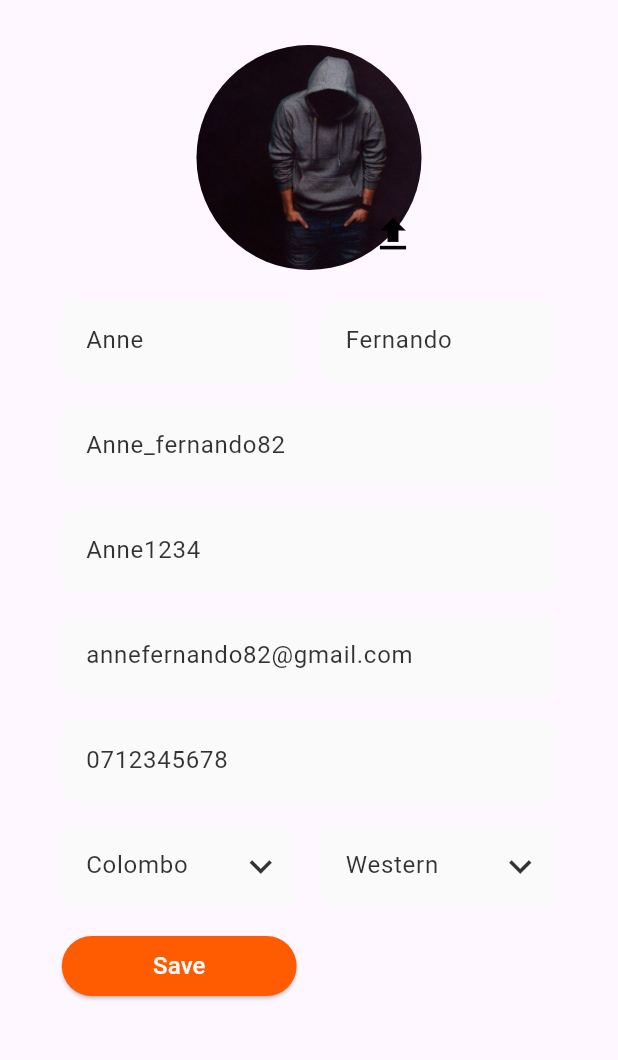
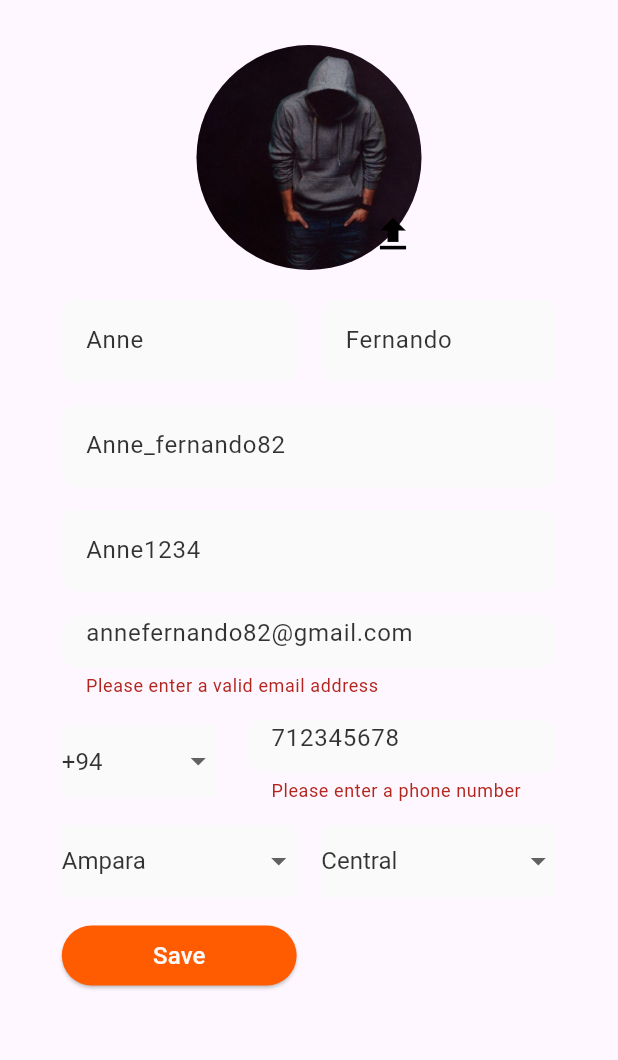
Before and after one commit to TeamTechSamurais/Panchikawatta_Frontend, a Flutter app: the EditProfilePage screen opened directly, after a tap on "Save", on a phone screen of 412 x 824 dp, the part 69-1129 px from its top. Run offline on Flutter 3.47's test engine with Material 3 defaults, Android fonts, the phone set to English and light mode, and no system bars; our stand-ins replace image_cropper, image_picker.

Commit message:
feat: validate email and phone no input fields and add dropdown lists to inputfields.

```diff
--- /dev/null
+++ b/panchikawatta/lib/components/drop_down_input_fields.dart
@@ -0,0 +1,55 @@
+import 'package:flutter/material.dart';
+
+class DropdownInputField extends StatefulWidget {
+  final List<String> dropdownItems;
+  final String hintText;
+  final String? initialValue;
+
+  DropdownInputField({
+    required this.dropdownItems,
+    required this.hintText,
+    required this.initialValue,
+  });
+
+  @override
+  _DropdownInputFieldState createState() => _DropdownInputFieldState();
+}
+
+class _DropdownInputFieldState extends State<DropdownInputField> {
+  String? _dropdownValue;
+
+  @override
+  void initState() {
+    super.initState();
+    // if (widget.dropdownItems.isNotEmpty) {
+      _dropdownValue = widget.dropdownItems[0];
+    // }
+  }
+
+  @override
+  Widget build(BuildContext context) {
+    return SingleChildScrollView(
+      child: DropdownButtonFormField<String>(
+        value: _dropdownValue,
+        hint: Text(widget.hintText),
+        items: widget.dropdownItems.map((String value) {
+          return DropdownMenuItem<String>(
+            value: value,
+            child: DefaultTextStyle(
+              style: const TextStyle(fontSize: 16, color: Color(0xCC000000), fontWeight: FontWeight.normal),
+              child: Text(value),
+            )
+          );
+        }).toList(),
+        onChanged: (newValue) {
+          setState(() {
+            _dropdownValue = newValue;
+          });
+        },
+        decoration: const InputDecoration(
+          border: InputBorder.none,
+        ),
+      ),
+    );
+  }
+}
--- a/panchikawatta/lib/components/input_fields.dart
+++ b/panchikawatta/lib/components/input_fields.dart
@@ -3,12 +3,14 @@ import 'package:flutter/material.dart';
 class InputFields extends StatefulWidget {
   final String hintText;
   final double width1;
-  final Icon? suffixIcon;
+  final Icon? suffixIcon;   //This is for give an icon when needed
+  final FormFieldValidator<String>? validator;    //This is for do validations when needed
 
   InputFields({
     required this.hintText,
     required this.width1,
     this.suffixIcon,
+    this.validator,
   });
 
   @override
@@ -24,7 +26,7 @@ class _InputFieldsState extends State<InputFields>{
     return SizedBox(
       width: MediaQuery.of(context).size.width * widget.width1,
       height: 55,
-      child: TextField(
+      child: TextFormField(
         onChanged: (value) {
           setState(() {
             _textFieldValue = value;
@@ -46,6 +48,9 @@ class _InputFieldsState extends State<InputFields>{
             icon: widget.suffixIcon!,
           ) : null,
         ),
+
+        validator: widget.validator,
+
       ),
     );
   }
--- a/panchikawatta/lib/screens/edit_profile_page.dart
+++ b/panchikawatta/lib/screens/edit_profile_page.dart
@@ -1,6 +1,6 @@
 import 'package:flutter/material.dart';
-// import 'package:image_picker/image_picker.dart';
 import 'package:panchikawatta/components/custom_button.dart';
+import 'package:panchikawatta/components/drop_down_input_fields.dart';
 import 'package:panchikawatta/components/input_fields.dart';
 import 'dart:io';
 import 'package:panchikawatta/screens/image_picker.dart';
@@ -11,7 +11,9 @@ class EditProfilePage extends StatefulWidget {
 }
 
 class _EditProfilePageState extends State<EditProfilePage>{
-  File? _image;
+  File? _image; //create a File object to store the image
+  // final emailController = TextEditingController(); //create a TextEditingController for the email field
+  final formKey = GlobalKey<FormState>();
 
   @override
   Widget build(BuildContext context) {
@@ -56,17 +58,9 @@ class _EditProfilePageState extends State<EditProfilePage>{
                               return ImagePickerPage();
                             },
                           );
-                          // if (selectedImage != null) {
                             setState(() {
                               _image = selectedImage;
                             });
-                          // }
-                          // showDialog(
-                          //   context: context,
-                          //   builder: (BuildContext context) {
-                          //     return ImagePickerPage();
-                          //   },
-                          // );
                         },
                       ),
                     ),
@@ -84,7 +78,10 @@ class _EditProfilePageState extends State<EditProfilePage>{
               ),
               child: Container(
                 width: MediaQuery.of(context).size.width * 0.8,
-                child: Column(
+                child: Form(
+                  key: formKey,
+                  child:
+                Column(
                   crossAxisAlignment: CrossAxisAlignment.start,
                   children: [
                     const SizedBox(height: 20),
@@ -107,19 +104,84 @@ class _EditProfilePageState extends State<EditProfilePage>{
 
                     const SizedBox(height: 15),
 
-                    InputFields(hintText: 'annefernando82@gmail.com', width1: 0.8),
+                    InputFields(
+                      validator: (value) {
+                        String emailPattern = r'^[a-zA-Z0-9.]+@[a-zA-Z0-9]+\.[a-zA-Z]+';    //format: username@domain.extension.
+                        RegExp emailRegex = RegExp(emailPattern);
 
-                    const SizedBox(height: 15),
-
-                    InputFields(hintText: '0712345678', width1: 0.8),
+                        if (!emailRegex.hasMatch(value!)) {
+                          return 'Please enter a valid email address';
+                        }
+                        return null;
+                      },
+                      hintText: 'annefernando82@gmail.com',
+                      width1: 0.8
+                    ),
 
                     const SizedBox(height: 15),
 
                     Row(
                       mainAxisAlignment: MainAxisAlignment.spaceBetween,
                       children: [
-                        InputFields(hintText: 'Colombo', width1: 0.38, suffixIcon: const Icon(Icons.expand_more, size: 30, color: Color(0xCC000000))),
-                        InputFields(hintText: 'Western', width1: 0.38, suffixIcon: const Icon(Icons.expand_more, size: 30, color: Color(0xCC000000))),
+
+                        Container(
+                          width: MediaQuery.of(context).size.width * 0.25, // adjust as needed
+                          color: const Color(0xFFFAFAFA), // to visualize the container
+                          child: DropdownInputField(  // use the custom DropdownInputField widget
+                            dropdownItems: ['+94'],
+                            hintText: '+94',
+                            initialValue: '+94',
+                          ),
+                        ),
+
+                        InputFields(
+                          hintText: '712345678',
+                          width1: 0.5,
+                          validator: (value) {
+                            if (value == null || value.isEmpty) {
+                              return 'Please enter a phone number';
+                            }
+                            // Check if the phone number is valid
+                            final phoneRegExp = RegExp(r'^\d{9}$');
+                            if (!phoneRegExp.hasMatch(value)) {
+                              return 'Please enter a valid phone number';
+                            }
+                            return null;
+                          },
+                        ),
+
+                      ],
+                    ),
+
+                    const SizedBox(height: 15),
+
+                    Row(
+                      mainAxisAlignment: MainAxisAlignment.spaceBetween,
+                      children: [
+                        // InputFields(hintText: 'Colombo', width1: 0.38, suffixIcon: const Icon(Icons.expand_more, size: 30, color: Color(0xCC000000))),
+                        // InputFields(hintText: 'Western', width1: 0.38, suffixIcon: const Icon(Icons.expand_more, size: 30, color: Color(0xCC000000))),
+
+                        Container(
+                          width: MediaQuery.of(context).size.width * 0.38, // adjust as needed
+                          color: const Color(0xFFFAFAFA), // to visualize the container
+                          child: DropdownInputField(  // use the custom DropdownInputField widget
+                            dropdownItems: ['Ampara', 'Anuradhapura', 'Badulla', 'Batticaloa', 'Colombo', 'Galle', 'Gampaha', 'Hambantota', 'Jaffna', 'Kalutara', 'Kandy', 'Kegalle', 'Kilinochchi', 'Kurunegala', 'Mannar', 'Matale', 'Matara', 'Monaragala', 'Mullaitivu', 'Nuwara Eliya', 'Polonnaruwa', 'Puttalam', 'Ratnapura', 'Trincomalee', 'Vavuniya'],
+                            hintText: 'District',
+                            initialValue: 'Colombo',
+                          ),
+                        ),
+
+                        //"'package:flutter/src/material/dropdown.dart':Failed assertion:line 1619 pos 15: 'items == null || items.isEmpty || value == null || items.
+
+                        Container(
+                          width: MediaQuery.of(context).size.width * 0.38, // adjust as needed
+                          color: const Color(0xFFFAFAFA), // to visualize the container
+                          child: DropdownInputField(  // use the custom DropdownInputField widget
+                            dropdownItems: ['Central', 'Eastern', 'North Central', 'Northern', 'North Western', 'Sabaragamuwa', 'Southern', 'Uva', 'Western'],
+                            hintText: 'Province',
+                            initialValue: 'Western',
+                          ),
+                        ),
                       ],
                     ),
 
@@ -128,10 +190,13 @@ class _EditProfilePageState extends State<EditProfilePage>{
                     CustomButton(
                       onPressed: () {
                         // Navigate to the add vehicle page
+                        submitForm();
                       },
-                      text: 'Save',)
+                      text: 'Save',
+                    )
 
                   ],
+                ),
                 ),
               ),
             ),
@@ -140,4 +205,10 @@ class _EditProfilePageState extends State<EditProfilePage>{
       ),
     );
   }
+
+  void submitForm() {
+    if (formKey.currentState?.validate() ?? false) {
+      // Continue with form submission
+    }
+  }
 }
--- a/panchikawatta/lib/screens/profile_page.dart
+++ b/panchikawatta/lib/screens/profile_page.dart
@@ -27,7 +27,6 @@ class _ProfilePageState extends State<ProfilePage> with SingleTickerProviderStat
   @override
   Widget build(BuildContext context) {
     return Scaffold(
-      //backgroundColor: Colors.green.shade100,
       appBar: AppBar(
         elevation: 0.0,
         leading: IconButton(
@@ -128,7 +127,6 @@ class _ProfilePageState extends State<ProfilePage> with SingleTickerProviderStat
               child: TabBarView(
                 controller: _tabController,
                 children: [
-                  // BuyerProfile(),
                   Expanded(
                     child: BuyerProfile(),
                   ),
@@ -144,6 +142,9 @@ class _ProfilePageState extends State<ProfilePage> with SingleTickerProviderStat
     );
   }
 
+
+
+  //A method to create an individual tab. This is created to add a vertical divider between the tabs.
   Widget _individualTab(String text) {
     return Container(
         height: 50 + MediaQuery
```
